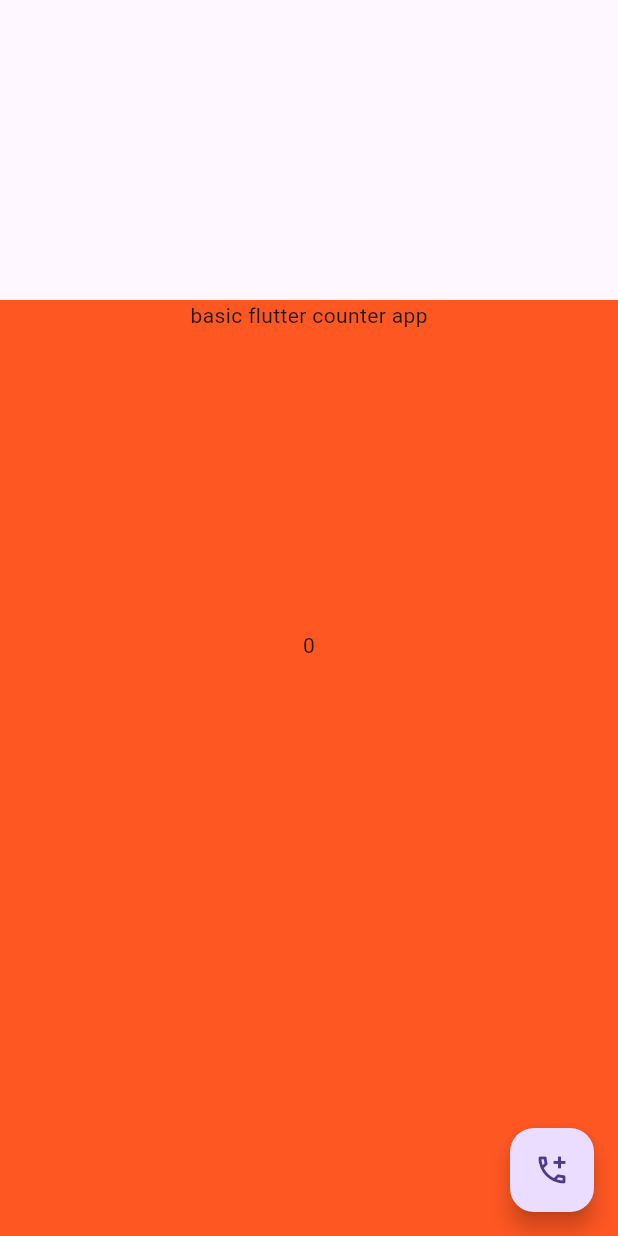
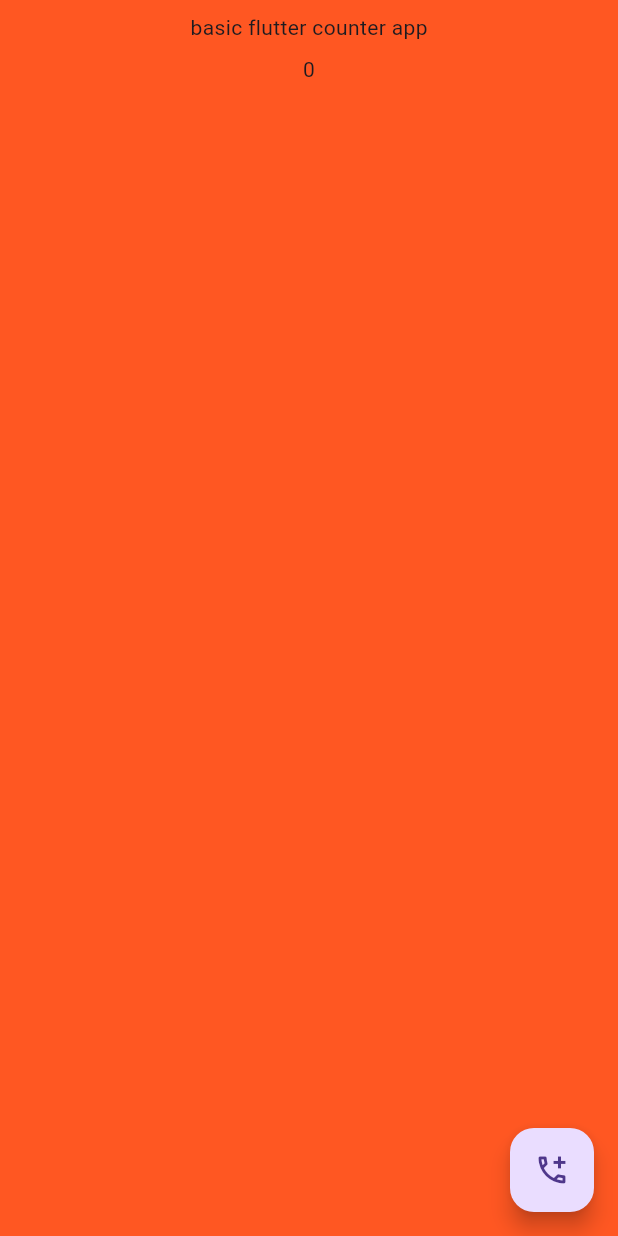
Before and after one commit to Jinsonjijy/sample_test, a Flutter app: the screen it shows after launch, on a phone screen of 412 x 824 dp. Run offline on Flutter 3.47's test engine with Material 3 defaults, Android fonts, the phone set to English and light mode, and no system bars.

Commit message:
made some changes

```diff
--- a/lib/screen_home.dart
+++ b/lib/screen_home.dart
@@ -12,37 +12,25 @@ class _ScreenHomeState extends State<ScreenHome> {
   Widget build(BuildContext context) {
     return Scaffold(
       body:
-         // padding: const EdgeInsets.all(25.0),
+
            SafeArea(
-
              child: Center(
-               child: Padding(
-
-                 padding: const EdgeInsets.only(
-                  top: 200
-                 ),
                  child: Container(
                   color: Colors.deepOrange,
                    child: Column(
                     children: [
-                      Text('basic flutter counter app'),
                       Padding(
-
-                        padding: const EdgeInsets.only(top: 200),
-                        child: Center(
+                        padding: const EdgeInsets.all(8.0),
+                        child: Text('basic flutter counter app'),
+                      ),
+                        Center(
                           child: Text(_counter.toString()),
                         ),
-                      )
-
                     ],
-
-                             ),
+                        ),
                  ),
                ),
              ),
-           ),
-
-
       floatingActionButton: FloatingActionButton(onPressed:
        (){
         _counter=_counter+1;
```
